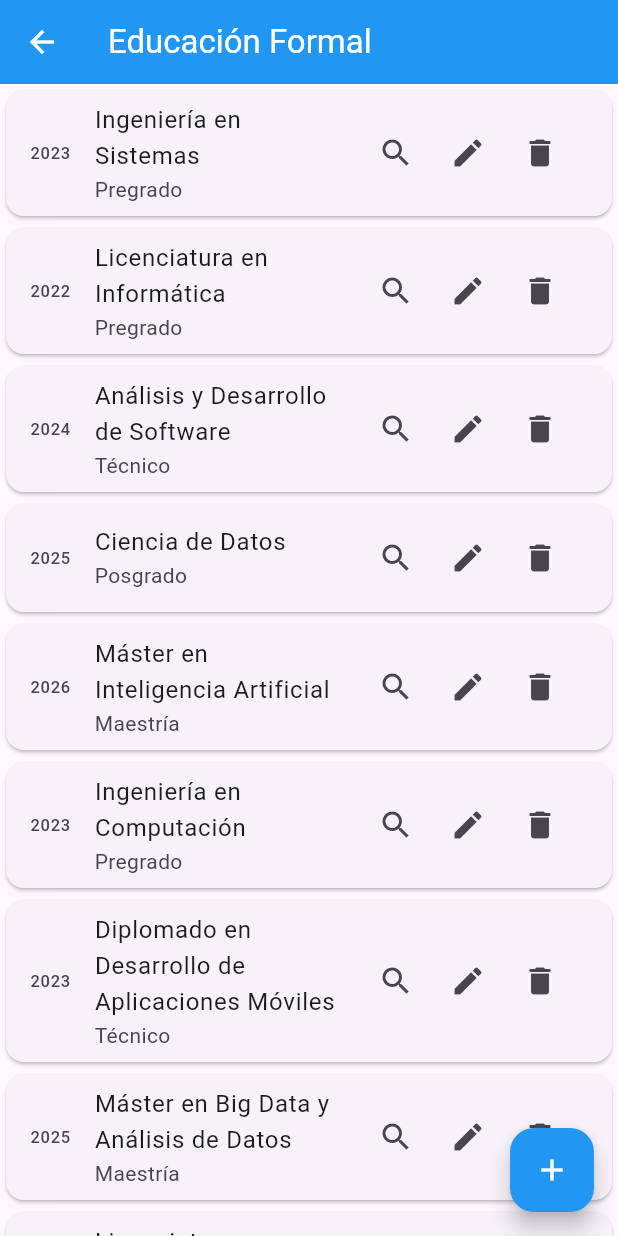
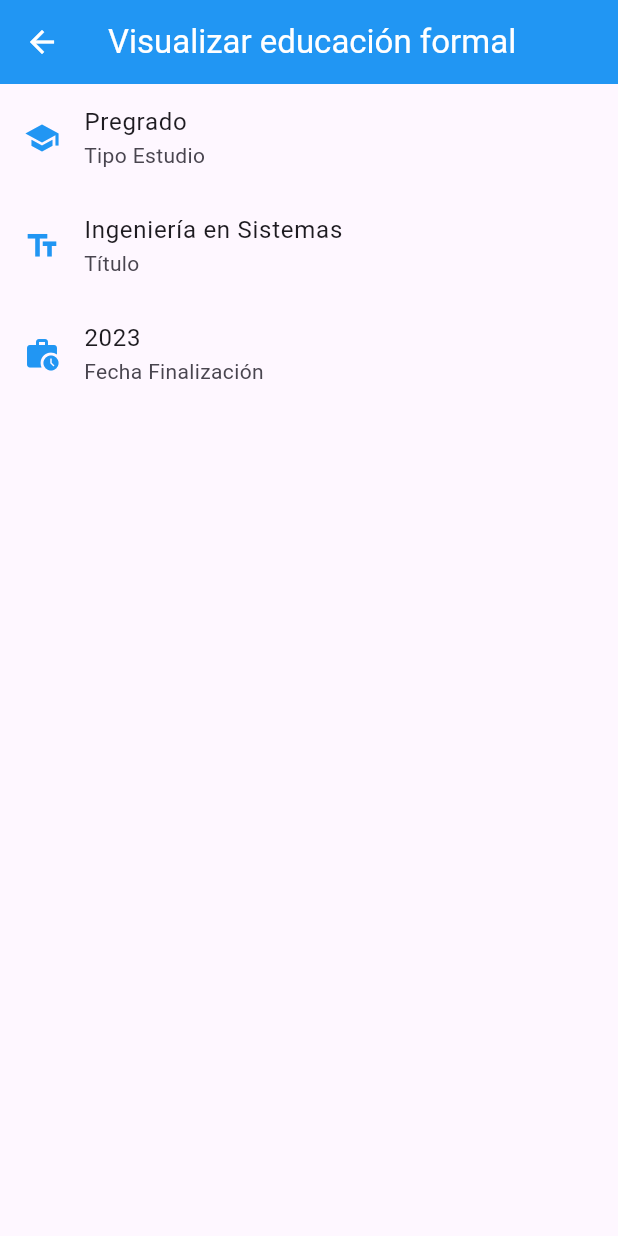
Before and after one commit to jeferson-hernandez08/FlutterADSO2873711, a Flutter app: the PrincipalEducacionFormal screen opened directly, after a tap on the "search" icon, on a phone screen of 412 x 824 dp. Run offline on Flutter 3.47's test engine with Material 3 defaults, Android fonts, the phone set to English and light mode, and no system bars; our stand-ins replace get; network calls fail.

Commit message:
Se realiza CRUD Educacion Formar Leer o ViewEducacionFormal

```diff
--- a/Ejemplos_Flutter/curriculum_vitae_v1_adso/lib/educacionFormal/principalEducacionFormal.dart
+++ b/Ejemplos_Flutter/curriculum_vitae_v1_adso/lib/educacionFormal/principalEducacionFormal.dart
@@ -1,3 +1,4 @@
+import 'package:curriculum_vitae_v1_adso/educacionFormal/viewEducacionFormal.dart';
 import 'package:curriculum_vitae_v1_adso/main.dart';    // Import Package de miControlador.
 import 'package:flutter/material.dart';
 import 'package:get/get.dart';   // Import Package de Obx.
@@ -44,7 +45,7 @@ class _PrincipalEducacionFormalState extends State<PrincipalEducacionFormal> {
                       IconButton(
                         onPressed: (){
                         // Lógica para visualizar el detalle de una experiencia laboral.
-                          //**viewEsperienciaLaboral(context, miControlador.ListaExperienciaLaboral[index]);  // Le mandamos el context y recordemos que el context representa el arbol de widget de toda la aplicacion
+                         viewEducacionFormal(context, miControlador.ListaEducacionFormal[index]);  // Le mandamos el context y recordemos que el context representa el arbol de widget de toda la aplicacion y le mandamos la ListaEducacionFormal
                         } ,
                         icon: Icon(Icons.search)),
                       IconButton(onPressed: (){
--- /dev/null
+++ b/Ejemplos_Flutter/curriculum_vitae_v1_adso/lib/educacionFormal/viewEducacionFormal.dart
@@ -0,0 +1,50 @@
+import 'package:flutter/material.dart';
+import '../utils/utils.dart';
+
+viewEducacionFormal(BuildContext context, Map elementoActual) {       // Recibe dos parametros: BuildContext context y elementoActual que es el map de educacionFormalData.
+  showModalBottomSheet(context: context,                             // Es buena practica asignar el tipo de dato que vamos a recibir.
+    isScrollControlled: true,              // Esta propiedad nos permite visualizar de forma pequeña o grande (true o false)l elemento.
+    builder: (context){
+      return Scaffold(
+        appBar: AppBar(
+          title: Text("Visualizar educación formal"),
+          backgroundColor: Utils.primaryColor,
+          foregroundColor: Utils.foregroundColor,
+        ),
+        body: ListView(
+          children: [
+            ListTile(
+              iconColor: elementoActual["color"],
+              leading: Icon(Icons.school),
+              title: Text(elementoActual["tipoEstudio"]),
+              subtitle: Text("Tipo Estudio"),
+            ),
+            ListTile(
+              iconColor: elementoActual["color"],
+              leading: Icon(Icons.text_fields),
+              title: Text(elementoActual["titulo"]),
+              subtitle: Text("Título"),
+            ),
+            ListTile(
+              iconColor: elementoActual["color"],
+              leading: Icon(Icons.work_history),
+              title: Text(elementoActual["anioFinalizacion"]),
+              subtitle: Text("Fecha Finalización"),
+            ),
+            // ListTile(
+            //   iconColor: elementoActual["color"],
+            //   leading: Icon(Icons.work_history_outlined),
+            //   title: Text(elementoActual["fechaFin"]),
+            //   subtitle: Text("Fecha Fin"),
+            // ),
+            // ListTile(
+            //   iconColor: elementoActual["color"],
+            //   leading: Icon(Icons.work),
+            //   title: Text(elementoActual["funciones"]) ,
+            //   subtitle: Text("Funciones"),
+            // ),
+          ],
+        ),
+      );
+  });
+}
```
